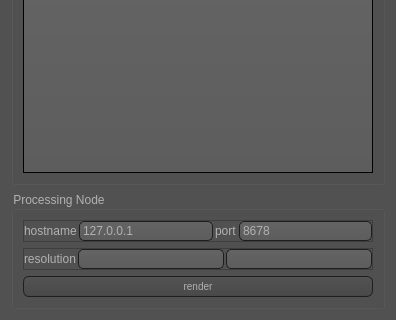
First picture: the form in src/frontend-qt-waschk/connectionsettings.ui, repository HPC-Group/Trinity, before the edit; both pictures show x 0 to 396 and y 161 to 481 of the 396 by 481 pixel window.
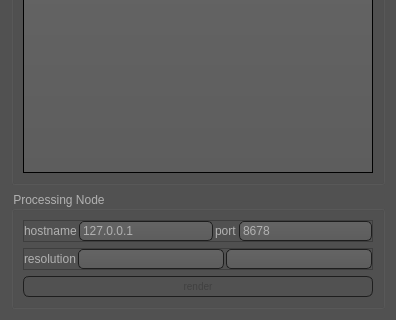
Second picture: the form after the edit.

Commit message: disabled render button in new qt frontend when no dataset is selected to prevent crash

```diff
--- a/src/frontend-qt-waschk/connectionsettings.ui
+++ b/src/frontend-qt-waschk/connectionsettings.ui
@@ -539,6 +539,9 @@
      <layout class="QGridLayout" name="gridLayout_2">
       <item row="3" column="0">
        <widget class="QPushButton" name="proc_connect">
+        <property name="enabled">
+         <bool>false</bool>
+        </property>
         <property name="text">
          <string>render</string>
         </property>
```
Left out of the diff: 6 changed lines with no effect on the pictures. The commit also changes 4 other files.
